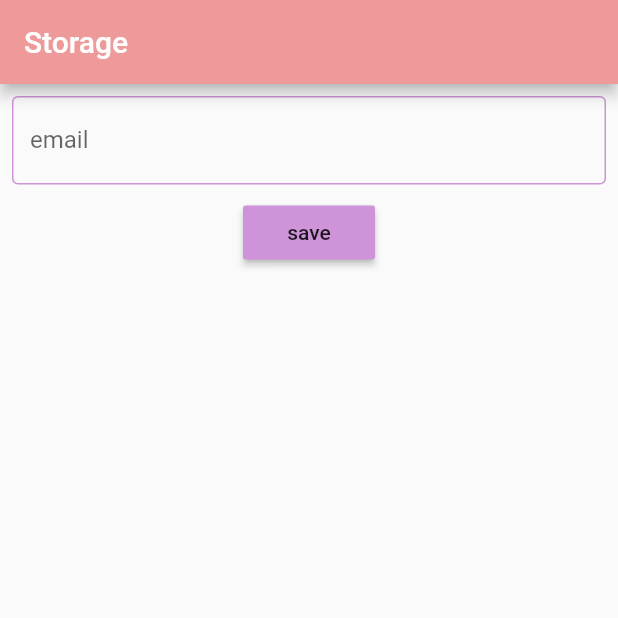
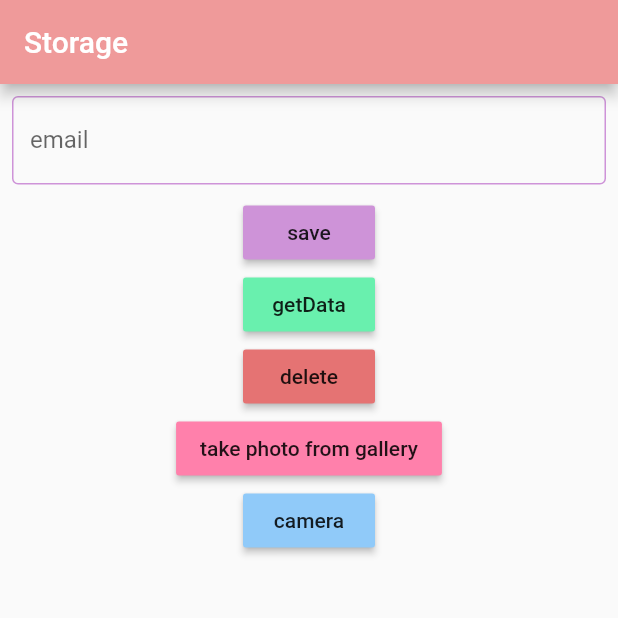
Before and after one commit to tubakocabiyik0/firebase-auth, a Flutter app: the screen it shows after launch, on a phone screen of 412 x 824 dp, the top half of it. Run offline on Flutter 3.47's test engine with Material 2 defaults, Android fonts, the phone set to English and light mode, and no system bars; our stand-ins replace cloud_firestore, firebase_auth, firebase_core, firebase_storage, image_picker; missing offline and left inert: regexpattern; accounts and stored records are empty.

Commit message:
firebase storage added

```diff
--- a/lib/firebase_storage/FirebaseStorage.dart
+++ b/lib/firebase_storage/FirebaseStorage.dart
@@ -1,7 +1,11 @@
+import 'dart:io';
+
+import 'package:firebase_storage/firebase_storage.dart';
 import 'package:regexpattern/regexpattern.dart';
 import 'package:cloud_firestore/cloud_firestore.dart';
 import 'package:flutter/cupertino.dart';
 import 'package:flutter/material.dart';
+import 'package:image_picker/image_picker.dart';
 
 class FStorage extends StatefulWidget {
   // This widget is the root of your application.
@@ -14,7 +18,9 @@ class _StorageState extends State<FStorage> {
   var formKey = GlobalKey<FormState>();
   bool validate = false;
   String mail;
-
+  PickedFile _pickedFile;
+  final imagePicker = ImagePicker();
+  var url;
   @override
   Widget build(BuildContext context) {
     return Scaffold(
@@ -62,31 +68,122 @@ class _StorageState extends State<FStorage> {
           color: Colors.purple.shade200,
           child: Text("save"),
         ),
+        RaisedButton(
+          onPressed: () {
+            if (formKey.currentState.validate()) {
+              formKey.currentState.save();
+              getData();
+            }
+          },
+          color: Colors.greenAccent.shade200,
+          child: Text("getData"),
+        ),
+        RaisedButton(
+          onPressed: () {
+            deleteData();
+          },
+          color: Colors.red.shade300,
+          child: Text("delete"),
+        ),
+        RaisedButton(
+          onPressed: () {
+            gallery();
+          },
+          color: Colors.pinkAccent.shade100,
+          child: Text("take photo from gallery"),
+        ),
+        RaisedButton(
+          onPressed: () {
+            camera();
+          },
+          color: Colors.blue.shade200,
+          child: Text("camera"),
+        ),
+        Expanded(
+          child: Center(
+            child: Container(
+              child: _pickedFile == null
+                  ? Text("")
+                  : Image.file(File(_pickedFile.path)),
+            ),
+          ),
+        )
       ]),
     );
   }
 
   void saveData() {
+
+    firebaseFirestore.collection("users").doc("getID").set({'image':url});
+
+
+
+
+
     String getID = firebaseFirestore.collection("users").doc().id;
-    firebaseFirestore.doc("/users/$getID").set({"data": mail,"UId:": getID});
-    firebaseFirestore.doc("/users/getID").update({'name':"tubişş",'like':FieldValue.increment(1),'para': 500});
+    firebaseFirestore.doc("/users/$getID").set({"data": mail, "UId:": getID});
+    firebaseFirestore
+        .doc("/users/getID")
+        .update({'like': FieldValue.increment(1), 'para': 500});
 
     DocumentReference getRef = firebaseFirestore.doc("/users/getID");
 
     firebaseFirestore.runTransaction((transaction) async {
       DocumentSnapshot getData = await getRef.get();
-    if(getData.exists){
-      if(getData.data()['para']>200){
-        transaction.update(getRef, {'para':getData.data()['para']-200 });
+      if (getData.exists) {
+        if (getData.data()['para'] > 200) {
+          transaction.update(getRef, {'para': getData.data()['para'] - 200});
+        }
+      } else {
+        debugPrint("data cant take");
       }
+    });
+  }
 
+  void deleteData() {
+    firebaseFirestore.doc("/users/getID").update({'name': FieldValue.delete()});
+  }
 
-    }else{
-      debugPrint("data cant take");
+  void getData() async {
+    DocumentSnapshot snapshot =
+        await firebaseFirestore.doc("/users/getID").get();
+    if (snapshot.exists) {
+      String gettingData = snapshot.data()['$mail'];
+    } else {
+      debugPrint("dont take data");
     }
+    DocumentReference documentReference = firebaseFirestore.doc("/users/getID");
+    documentReference.snapshots().listen((event) {});
 
+    QuerySnapshot querySnapshot = await firebaseFirestore
+        .collection("users")
+        .where("name", isEqualTo: "Beth hormon")
+        .get();
+    for (var docs in querySnapshot.docs) {
+      debugPrint(docs.data().toString());
+    }
+  }
+
+  void gallery() async {
+    var photo = await imagePicker.getImage(source: ImageSource.gallery);
+    setState(() {
+      _pickedFile = photo;
     });
+    StorageReference ref = FirebaseStorage.instance
+        .ref()
+        .child("Name")
+        .child("user")
+        .child("tu.png");
+    StorageUploadTask storageUploadTask =
+        await ref.putFile(File(_pickedFile.path));
+     url = await (await storageUploadTask.onComplete).ref.getDownloadURL();
+    debugPrint(url);
+  }
 
-
+  void camera() async {
+    var photo = await imagePicker.getImage(source: ImageSource.camera);
+    setState(() {
+      _pickedFile = photo;
+    });
   }
 }
--- a/pubspec.yaml
+++ b/pubspec.yaml
@@ -31,6 +31,9 @@ dependencies:
   firebase_core: "0.5.0+1"
   firebase_auth: "^0.18.1+2"
   cloud_firestore: "^0.14.1+3"
+  path_provider: "^1.6.24"
+  image_picker: "^0.6.7+12"
+  firebase_storage: "^4.0.1"
   regexpattern: ^1.0.0
 dev_dependencies:
   flutter_test:
```
Also changed, not shown: pubspec.lock.
